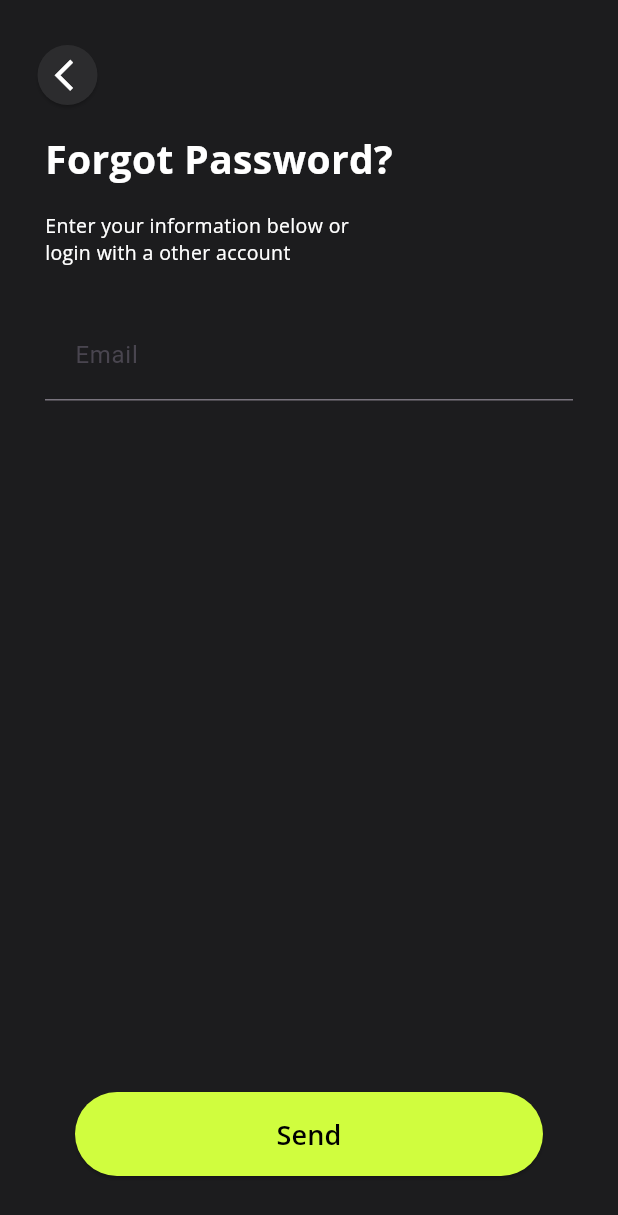
After one commit to partickle/FitHub_Mobile, a Flutter app: the screen it shows after launch, after a tap on "Forgot Password", on a phone screen of 412 x 824 dp. The commit adds this screen. Shown: the top 1215 px of the screen. Run offline on Flutter 3.47's test engine with Material 3 defaults, Android fonts, the phone set to English and light mode, and no system bars; our stand-ins replace google_fonts.

Commit message:
All done

```diff
--- a/lib/features/registration/screens/authorization_screen.dart
+++ b/lib/features/registration/screens/authorization_screen.dart
@@ -1,9 +1,9 @@
+import 'package:fithub/features/registration/screens/forgot_password_screen.dart';
 import 'package:fithub/features/registration/widgets/elements/input_field.dart';
 import 'package:fithub/features/registration/widgets/elements/usual_text_button.dart';
 import 'package:fithub/features/registration/widgets/registration_page.dart';
 import 'package:flutter/material.dart';
 import 'package:fithub/constants.dart';
-import 'package:flutter/widgets.dart';
 
 class AuthorizationScreen extends StatefulWidget {
   const AuthorizationScreen({super.key});
@@ -18,6 +18,14 @@ class _AuthorizationScreenState extends State<AuthorizationScreen> {
   final ScrollController _scrollController = ScrollController();
   final TextEditingController _emailController = TextEditingController();
   final TextEditingController _passwordController = TextEditingController();
+
+  @override
+  void dispose() {
+    _scrollController.dispose();
+    _emailController.dispose();
+    _passwordController.dispose();
+    super.dispose();
+  }
 
   @override
   Widget build(BuildContext context) {
@@ -42,9 +50,7 @@ class _AuthorizationScreenState extends State<AuthorizationScreen> {
                   isLoginPage: true,
                   imageHeight: 0.55,
                   onPressed: () {
-                    if (_formKey.currentState!.validate()) {
-
-                    }
+                    if (_formKey.currentState!.validate()) {}
                   },
                   child: Column(
                     children: [
@@ -76,7 +82,13 @@ class _AuthorizationScreenState extends State<AuthorizationScreen> {
                             isActive: true,
                             mainColor: kPrimaryColor,
                             tapColor: kPressedColor,
-                            onTap: () {}
+                            onTap: () {
+                              Navigator.of(context).push(
+                                MaterialPageRoute(
+                                  builder: (BuildContext context) => const ForgotPasswordScreen()
+                                )
+                              );
+                            }
                           ),
                         ),
                       )
--- /dev/null
+++ b/lib/features/registration/screens/forgot_password_screen.dart
@@ -0,0 +1,66 @@
+import 'package:fithub/features/registration/screens/verification_screen.dart';
+import 'package:fithub/features/registration/widgets/elements/input_field.dart';
+import 'package:fithub/features/registration/widgets/forgot_password_page.dart';
+import 'package:flutter/material.dart';
+
+class ForgotPasswordScreen extends StatefulWidget {
+  const ForgotPasswordScreen({super.key});
+
+  @override
+  State<ForgotPasswordScreen> createState() => _ForgotPasswordScreenState();
+}
+
+class _ForgotPasswordScreenState extends State<ForgotPasswordScreen> {
+  final _formKey = GlobalKey<FormState>();
+
+  final ScrollController _scrollController = ScrollController();
+  final TextEditingController _emailController = TextEditingController();
+
+  @override
+  void dispose() {
+    _scrollController.dispose();
+    _emailController.dispose();
+    super.dispose();
+  }
+
+  @override
+  Widget build(BuildContext context) {
+    return Scaffold(
+      resizeToAvoidBottomInset: false,
+      body: Form(
+        key: _formKey,
+        child: SingleChildScrollView(
+          controller: _scrollController,
+          child: SizedBox(
+            height: MediaQuery.of(context).size.height,
+            width: MediaQuery.of(context).size.width,
+            child: ForgotPasswordPage(
+              title: 'Forgot Password?',
+              subTitle: 'Enter your information below or\nlogin with a other account',
+              buttonText: 'Send',
+              isSendCode: false,
+              onPressed: () {
+                if (_formKey.currentState!.validate()) {
+                  Navigator.of(context).push(
+                    MaterialPageRoute(
+                      builder: (BuildContext context) => const VerificationScreen()
+                    )
+                  );
+                }
+              },
+              child: InputField(
+                labelText: 'Email',
+                isObscure: false,
+                isEmail: true,
+                isPassword: false,
+                isTag: false,
+                controller: _emailController,
+                passwordController: null
+              ),
+            ),
+          ),
+        )
+      )
+    );
+  }
+}
--- a/lib/features/registration/widgets/elements/input_field.dart
+++ b/lib/features/registration/widgets/elements/input_field.dart
@@ -37,19 +37,20 @@ class _InputFieldState extends State<InputField> {
   @override
   Widget build(BuildContext context) {
     return Padding(
-      padding: const EdgeInsets.only(left: 40, right: 40, bottom: 5),
+      padding: const EdgeInsets.only(left: 30, right: 30, bottom: 5),
       child: TextFormField(
         controller: widget.controller,
         obscureText: !_passwordVisible,
         style: registerInputStyle,
         decoration: InputDecoration(
+          contentPadding: const EdgeInsets.symmetric(horizontal: 20,vertical: 10),
           labelText: widget.labelText,
           errorStyle: registerInputStyle,
           floatingLabelStyle: registerInputStyle.copyWith(color: kPrimaryColor),
           focusedBorder: const UnderlineInputBorder(
             borderSide: BorderSide(color: kThirdBackgroundColor),
           ),
-          suffixIcon: (widget.isObscure) ? _buildSuffixIcon() : null,
+          suffixIcon:_buildSuffixIcon(),
         ),
         validator: (value) {
           if (value!.isEmpty) {
@@ -71,15 +72,12 @@ class _InputFieldState extends State<InputField> {
           }
           return null;
         },
-        // onSaved: (value) {
-        //   widget.controller.text = value!;
-        // },
       ),
     );
   }
 
   Widget? _buildSuffixIcon() {
-    if (widget.controller.text.isNotEmpty) {
+    if (widget.isObscure && widget.controller.text.isNotEmpty) {
       return IconButton(
         icon: Icon(
           _passwordVisible ? Icons.visibility : Icons.visibility_off,
--- a/lib/features/registration/widgets/elements/usual_text_button.dart
+++ b/lib/features/registration/widgets/elements/usual_text_button.dart
@@ -61,7 +61,7 @@ class _UsualTextButtonState extends State<UsualTextButton> {
             _color = widget.mainColor;
           });
         },
-        onTap: widget.isActive ? null : widget.onTap,
+        onTap: widget.isActive ? widget.onTap : null,
         child: Text(
           widget.text,
           style: registerSwitchStyle.copyWith(color: _color),
--- /dev/null
+++ b/lib/features/registration/widgets/forgot_password_page.dart
@@ -0,0 +1,87 @@
+import 'package:fithub/constants.dart';
+import 'package:fithub/features/registration/widgets/elements/usual_text_button.dart';
+import 'package:fithub/widgets/elements/center_elevated_button.dart';
+import 'package:fithub/widgets/elements/up_back_button.dart';
+import 'package:flutter/material.dart';
+
+class ForgotPasswordPage extends StatelessWidget {
+  final String title;
+  final String subTitle;
+  final String buttonText;
+  final bool isSendCode;
+  final VoidCallback onPressed;
+  final Widget child;
+
+  const ForgotPasswordPage({
+    super.key,
+    required this.title,
+    required this.subTitle,
+    required this.buttonText,
+    required this.isSendCode,
+    required this.onPressed,
+    required this.child
+  });
+
+  @override
+  Widget build(BuildContext context) {
+    return Scaffold(
+      body: SafeArea(
+        top: false,
+        left: true,
+        right: true,
+        bottom: true,
+        child: Stack(
+          fit: StackFit.expand,
+          children: [
+            const UpBackButton(isLeft: true, isTransparent: false),
+            Column(
+              mainAxisSize: MainAxisSize.min,
+              crossAxisAlignment: CrossAxisAlignment.start,
+              children: [
+                Padding(
+                  padding: EdgeInsets.only(top: 90 + MediaQuery.of(context).padding.top, left: 30),
+                  child: Column(
+                    mainAxisSize: MainAxisSize.min,
+                    crossAxisAlignment: CrossAxisAlignment.start,
+                    children: [
+                      Text(title, style: onboardingTitleStyle),
+                      const SizedBox(height: 20),
+                      (isSendCode)
+                       ? Text('You entered the wrong code.', style: registerSubtitleStyle.copyWith(color: kErrorColor))
+                       : Text(subTitle, style: registerSubtitleStyle)
+                    ],
+                  ),
+                ),
+                Padding(
+                  padding: const EdgeInsets.only(top: 30),
+                  child: Align(
+                    alignment: Alignment.topCenter,
+                    child: child
+                  ),
+                ),
+              ],
+            ),
+            if (isSendCode) Padding(
+              padding: const EdgeInsets.only(bottom: 110),
+              child: Align(
+                alignment: Alignment.bottomCenter,
+                child: UsualTextButton(
+                  text: 'Send code again',
+                  isSelected: false,
+                  isActive: true,
+                  mainColor: kPrimaryColor,
+                  tapColor: kPressedColor,
+                  onTap: () {}
+                ),
+              ),
+            ),
+            CenterElevatedButton(
+              buttonText: buttonText,
+              onPressed: onPressed
+            )
+          ],
+        )
+      ),
+    );
+  }
+}
--- a/lib/features/registration/widgets/registration_page.dart
+++ b/lib/features/registration/widgets/registration_page.dart
@@ -1,4 +1,4 @@
-import 'package:fithub/widgets/elements/go_back_button.dart';
+import 'package:fithub/widgets/elements/down_back_button.dart';
 import 'package:fithub/features/registration/widgets/elements/maybe_later_button.dart';
 import 'package:fithub/widgets/elements/next_button.dart';
 import 'package:flutter/material.dart';
@@ -67,7 +67,7 @@ class RegistrationPage extends StatelessWidget {
                     UsualTextButton(
                       text: 'Login',
                       isSelected: isLoginPage,
-                      isActive: isLoginPage,
+                      isActive: !isLoginPage,
                       mainColor: kTextColor,
                       tapColor: kPrimaryColor,
                       onTap: () {
@@ -81,7 +81,7 @@ class RegistrationPage extends StatelessWidget {
                     UsualTextButton(
                       text: 'Sing up',
                       isSelected: !isLoginPage,
-                      isActive: !isLoginPage,
+                      isActive: isLoginPage,
                       mainColor: kTextColor,
                       tapColor: kPrimaryColor,
                       onTap: () {
@@ -126,7 +126,7 @@ class RegistrationPage extends StatelessWidget {
                 ),
               )
             ),
-            isMaybeBtn ? const MaybeLaterButton() : const GoBackButton()
+            isMaybeBtn ? const MaybeLaterButton() : const DownBackButton()
           ],
         ),
       ),
--- a/lib/main.dart
+++ b/lib/main.dart
@@ -18,7 +18,7 @@ class MyApp extends StatelessWidget {
         textSelectionTheme: const TextSelectionThemeData(
           cursorColor: kPrimaryColor,
           selectionColor: kPrimaryColor,
-          selectionHandleColor: kPrimaryColor,
+          selectionHandleColor: kPrimaryColor
         ),
         scaffoldBackgroundColor: kBackgroundColor,
         primaryColor: kPrimaryColor,
--- /dev/null
+++ b/lib/widgets/elements/center_elevated_button.dart
@@ -0,0 +1,39 @@
+import 'package:flutter/material.dart';
+import 'package:fithub/constants.dart';
+
+class CenterElevatedButton extends StatelessWidget {
+  final String buttonText;
+  final VoidCallback onPressed;
+
+  const CenterElevatedButton({
+    super.key,
+    required this.buttonText,
+    required this.onPressed
+  });
+
+  @override
+  Widget build(BuildContext context) {
+    return Positioned(
+      bottom: 40,
+      left: 0,
+      right: 0,
+      child: Padding(
+        padding: const EdgeInsets.symmetric(horizontal: 50),
+        child: ElevatedButton(
+          style: ElevatedButton.styleFrom(
+            padding: const EdgeInsets.symmetric(vertical: 15),
+            foregroundColor: kSecTextColor,
+            backgroundColor: kPrimaryColor,
+            shape: RoundedRectangleBorder(
+              borderRadius: BorderRadius.circular(28),
+            ),
+          ),
+          onPressed: onPressed,
+          child: Center(
+            child: Text(buttonText, style: onboardNextButStyle),
+          ),
+        ),
+      ),
+    );
+  }
+}
--- a/lib/widgets/elements/go_back_button.dart
+++ b/lib/widgets/elements/down_back_button.dart
@@ -1,8 +1,8 @@
 import 'package:flutter/material.dart';
 import 'package:fithub/constants.dart';
 
-class GoBackButton extends StatelessWidget {
-  const GoBackButton({super.key});
+class DownBackButton extends StatelessWidget {
+ const DownBackButton({super.key});
 
   @override
   Widget build(BuildContext context) {
--- /dev/null
+++ b/lib/widgets/elements/up_back_button.dart
@@ -0,0 +1,39 @@
+import 'package:flutter/material.dart';
+import 'package:fithub/constants.dart';
+
+class UpBackButton extends StatelessWidget {
+  final bool isLeft;
+  final bool isTransparent;
+
+  const UpBackButton({
+    super.key,
+    required this.isLeft,
+    required this.isTransparent
+  });
+
+  @override
+  Widget build(BuildContext context) {
+    return Positioned(
+      top: 30 + MediaQuery.of(context).padding.top,
+      left: isLeft ? 25 : null,
+      right: isLeft ? null : 25,
+      child: SizedBox(
+        height: 40,
+        width: 40,
+        child: ElevatedButton(
+          style: ElevatedButton.styleFrom(
+            padding: const EdgeInsets.only(left: 8),
+            foregroundColor: kTextColor,
+            backgroundColor: isTransparent ? Colors.black.withAlpha(51): kSecBackgroundColor,
+            shape: const CircleBorder()
+          ),
+          onPressed: () {
+            Navigator.of(context).pop();
+            //AutoRouter.of(context).maybePop();
+          },
+          child: const Icon(Icons.arrow_back_ios, size: 25),
+        ),
+      )
+    );
+  }
+}
```
Also changed, not shown: lib/constants.dart (+7 -1 lines), lib/features/registration/screens/first_registration_screen.dart (+9 -0 lines), lib/features/registration/screens/new_password_screen.dart (added, +74 -0 lines), lib/features/registration/screens/second_registration_screen.dart (+12 -3 lines), lib/features/registration/screens/verification_screen.dart (added, +71 -0 lines), lib/features/registration/widgets/elements/verification_field.dart (added, +59 -0 lines).
